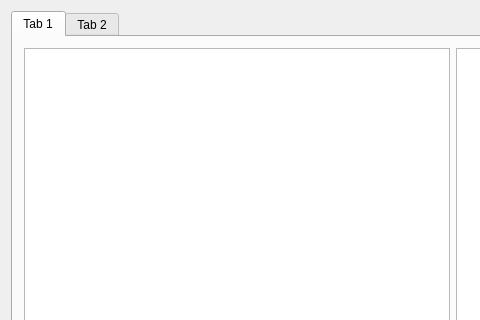
Above: src/files_widget.ui from qmule/qmule before the change; both pictures show x 0 to 480 and y 0 to 320 of the 905 by 677 pixel window. Below: the same form after it.
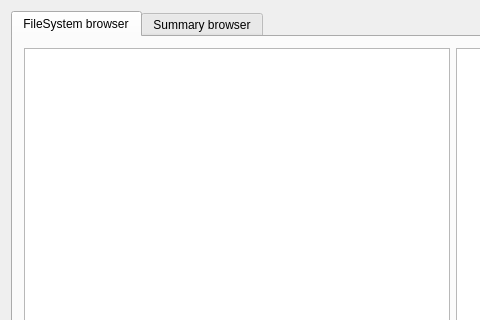
That is the form after the change.

```diff
--- a/src/files_widget.ui
+++ b/src/files_widget.ui
@@ -21,7 +21,7 @@
      </property>
      <widget class="QWidget" name="tab_1">
       <attribute name="title">
-       <string>Tab 1</string>
+       <string>FileSystem browser</string>
       </attribute>
       <layout class="QVBoxLayout" name="verticalLayout_3">
        <item>
@@ -38,7 +38,7 @@
      </widget>
      <widget class="QWidget" name="tab_2">
       <attribute name="title">
-       <string>Tab 2</string>
+       <string>Summary browser</string>
       </attribute>
      </widget>
     </widget>
```
Left out of the diff: 28 changed lines with no effect on the pictures.
